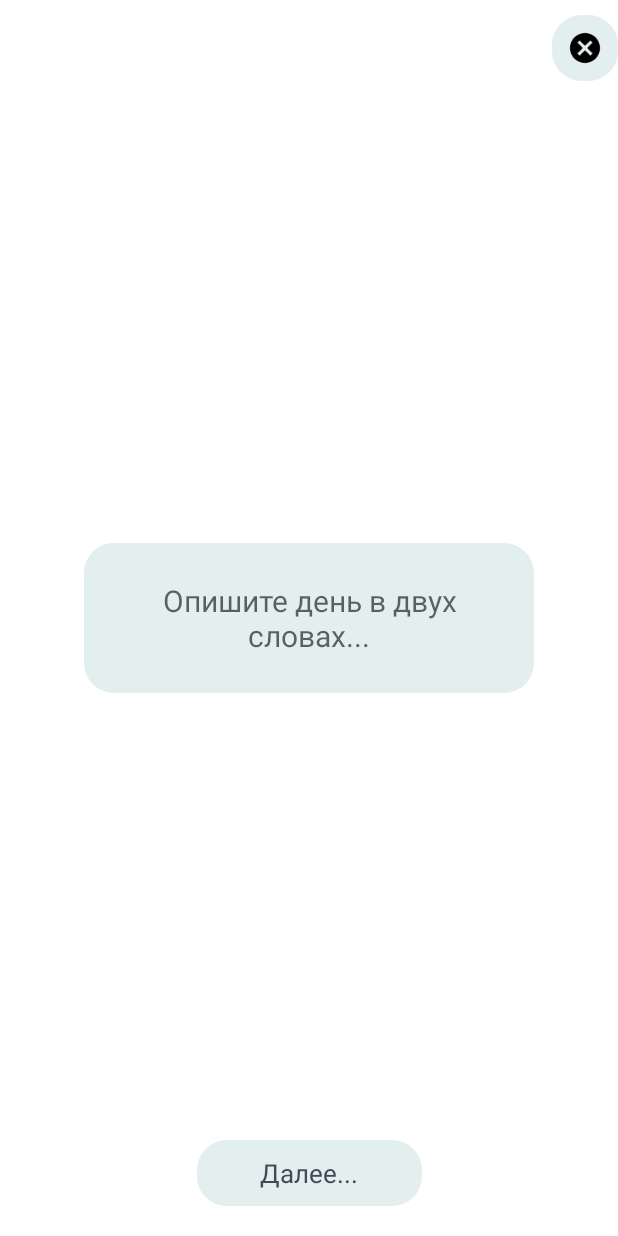
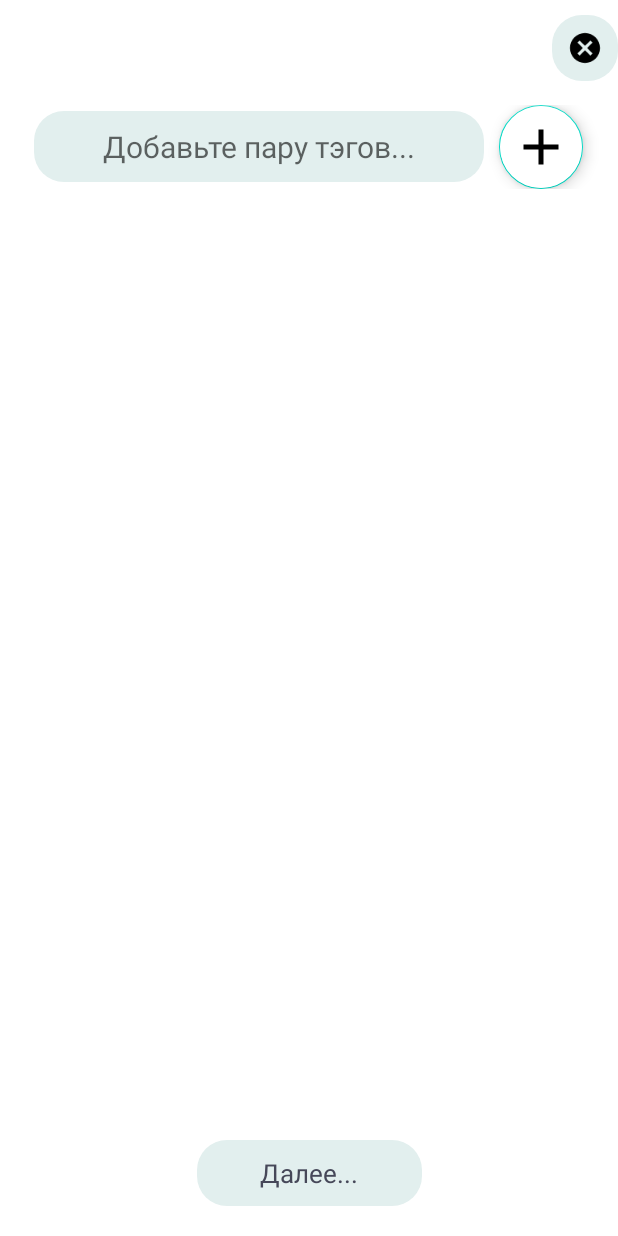
Before and after one commit to DumbProggers/IMDAYS, an Android app: the ChoiceNameDayActivity screen opened directly, with no data from a screen before it, after a tap on "Далее...", on a phone screen of 412 x 824 dp. Run offline under Robolectric (Android 15) with nearby library versions, the phone set to English and light mode, and no system bars.

Commit message:
add tags

```diff
--- a/app/src/main/AndroidManifest.xml
+++ b/app/src/main/AndroidManifest.xml
@@ -12,6 +12,9 @@
         android:supportsRtl="true"
         android:theme="@style/Theme.IMDAYSV2JAVA"
         tools:targetApi="31">
+        <activity
+            android:name=".structedDescriptionDay.ChoiceEmocionalScoreActivity"
+            android:exported="false" />
         <activity
             android:name=".structedDescriptionDay.ChoiceTagsActivity"
             android:exported="false" />
--- /dev/null
+++ b/app/src/main/java/com/example/imdaysv2java/TagAdapterArrayList.java
@@ -0,0 +1,51 @@
+package com.example.imdaysv2java;
+
+
+import android.content.Context;
+import android.view.LayoutInflater;
+import android.view.View;
+import android.view.ViewGroup;
+import android.widget.ArrayAdapter;
+import android.widget.TextView;
+import androidx.annotation.NonNull;
+import androidx.annotation.Nullable;
+
+import com.example.imdaysv2java.R;
+
+import java.util.List;
+
+public class TagAdapterArrayList extends ArrayAdapter<String> {
+
+    List<String> items_list;
+    int custom_layout_id;
+
+    public TagAdapterArrayList(@NonNull Context context, int resource, @NonNull List<String> objects) {
+        super(context, resource, objects);
+        items_list = objects;
+        custom_layout_id = resource;
+    }
+
+    @Override public int getCount() {
+        return items_list.size();
+    }
+
+    @NonNull
+    @Override
+    public View getView(int position, @Nullable View convertView, @NonNull ViewGroup parent) {
+        View v = convertView;
+        if (v == null) {
+            // getting reference to the main layout and initializing
+            LayoutInflater inflater = (LayoutInflater)getContext().getSystemService(Context.LAYOUT_INFLATER_SERVICE);
+            v = inflater.inflate(custom_layout_id, null);
+        }
+
+        // initializing the imageview and textview and setting data
+        TextView textView = v.findViewById(R.id.textViewTag);
+
+        // get the item using the  position param
+        String item = items_list.get(position);
+
+        textView.setText(item);
+        return v;
+    }
+}
--- a/app/src/main/java/com/example/imdaysv2java/structedDescriptionDay/ChoiceNameDayActivity.java
+++ b/app/src/main/java/com/example/imdaysv2java/structedDescriptionDay/ChoiceNameDayActivity.java
@@ -23,7 +23,6 @@ public class ChoiceNameDayActivity extends AppCompatActivity implements DefaultF
         super.onCreate(savedInstanceState);
         setContentView(R.layout.activity_choice_name_day);
         acceptDay();
-
     }
     @Override
     public void cloze(View view) throws IOException {
@@ -34,6 +33,9 @@ public class ChoiceNameDayActivity extends AppCompatActivity implements DefaultF
     public void next(View view) throws IOException, URISyntaxException {
         EditText editTextName = findViewById(R.id.day_character__name);
         day.setName(editTextName.getText().toString());
+        Intent intent = new Intent(this, ChoiceTagsActivity.class);
+        intent.putExtra("day",day);
+        startActivity(intent);
     }
     private void acceptDay(){
         Bundle bundle = getIntent().getExtras();
--- a/app/src/main/java/com/example/imdaysv2java/structedDescriptionDay/ChoiceTagsActivity.java
+++ b/app/src/main/java/com/example/imdaysv2java/structedDescriptionDay/ChoiceTagsActivity.java
@@ -2,15 +2,87 @@ package com.example.imdaysv2java.structedDescriptionDay;
 
 import androidx.appcompat.app.AppCompatActivity;
 
+import android.content.Intent;
 import android.os.Bundle;
+import android.view.View;
+import android.widget.AdapterView;
+import android.widget.EditText;
+import android.widget.GridView;
+import android.widget.Toast;
 
+import com.example.imdaysv2java.Day;
+import com.example.imdaysv2java.DefaultFuncion;
+import com.example.imdaysv2java.MainActivity;
 import com.example.imdaysv2java.R;
+import com.example.imdaysv2java.TagAdapterArrayList;
+import com.google.android.material.floatingactionbutton.FloatingActionButton;
 
-public class ChoiceTagsActivity extends AppCompatActivity {
+import java.io.IOException;
+import java.net.URISyntaxException;
+import java.util.ArrayList;
+import java.util.List;
+
+public class ChoiceTagsActivity extends AppCompatActivity implements DefaultFuncion {
+    Day day = new Day();
+    List<String> tags = new ArrayList<>();
 
     @Override
     protected void onCreate(Bundle savedInstanceState) {
         super.onCreate(savedInstanceState);
         setContentView(R.layout.activity_choice_tags);
+        acceptDay();
+        GridView countriesList = findViewById(R.id.gridview);
+        // создаем адаптер
+        TagAdapterArrayList adapter = new TagAdapterArrayList(this, R.layout.list_item_tag, tags);
+
+        countriesList.setAdapter(adapter);
+
+        AdapterView.OnItemClickListener itemListener = new AdapterView.OnItemClickListener() {
+
+            @Override
+            public void onItemClick(AdapterView<?> parent, View view, int position, long id) {
+                Toast.makeText(getApplicationContext(),"Вы выбрали "
+                                + parent.getItemAtPosition(position).toString(),
+                        Toast.LENGTH_SHORT).show();
+            }
+        };
+        countriesList.setOnItemClickListener(itemListener);
+
+        EditText tagEditText = findViewById(R.id.day_character__name);
+        FloatingActionButton addButton = findViewById(R.id.addTag);
+        addButton.setOnClickListener(new View.OnClickListener() {
+            @Override
+            public void onClick(View v) {
+                if(tagEditText.getText().toString().length()>=40){
+                    tagEditText.setError("Длина тега не может превыщать 40 символов");
+                }
+                else {
+                    tags.add(tagEditText.getText().toString());
+                    adapter.notifyDataSetChanged();
+                    tagEditText.setText("");
+                }
+            }
+        });
+    }
+    private void acceptDay(){
+        Bundle bundle = getIntent().getExtras();
+        if(bundle!=null){
+            day = (Day) getIntent().getSerializableExtra("day");
+            System.out.print(day.getInfo()+"INFO");
+        }
+    }
+
+    @Override
+    public void cloze(View view) throws IOException {
+        Intent intent = new Intent(this, MainActivity.class);
+        startActivity(intent);
+    }
+
+    @Override
+    public void next(View view) throws IOException, URISyntaxException {
+        day.setTags(tags);
+        Intent intent = new Intent(this, ChoiceTagsActivity.class);
+        intent.putExtra("day",day);
+        startActivity(intent);
     }
 }
--- a/app/src/main/res/layout/activity_choice_tags.xml
+++ b/app/src/main/res/layout/activity_choice_tags.xml
@@ -1,9 +1,82 @@
 <?xml version="1.0" encoding="utf-8"?>
 <androidx.constraintlayout.widget.ConstraintLayout xmlns:android="http://schemas.android.com/apk/res/android"
-    xmlns:app="http://schemas.android.com/apk/res-auto"
     xmlns:tools="http://schemas.android.com/tools"
     android:layout_width="match_parent"
     android:layout_height="match_parent"
-    tools:context=".structedDescriptionDay.ChoiceTagsActivity">
+    xmlns:app="http://schemas.android.com/apk/res-auto">
+
+
+    <LinearLayout
+        android:id="@+id/linearLayout"
+        android:layout_width="match_parent"
+        android:layout_height="wrap_content"
+        android:layout_marginTop="70dp"
+        android:gravity="center"
+        app:layout_constraintEnd_toEndOf="parent"
+        app:layout_constraintStart_toStartOf="parent"
+        app:layout_constraintTop_toTopOf="parent">
+
+        <EditText
+            android:id="@+id/day_character__name"
+            android:layout_width="300dp"
+            android:layout_height="wrap_content"
+            android:background="@drawable/button_style"
+            android:gravity="center"
+            android:hint="Добавьте пару тэгов..."
+            android:maxHeight="480dp"
+            android:textSize="20sp"
+            app:layout_constraintEnd_toEndOf="parent"
+            app:layout_constraintStart_toStartOf="parent"
+            app:layout_constraintTop_toTopOf="parent" />
+
+        <com.google.android.material.floatingactionbutton.FloatingActionButton
+            android:id="@+id/addTag"
+            android:layout_width="wrap_content"
+            android:layout_height="wrap_content"
+            android:layout_marginStart="10dp"
+            android:backgroundTint="@color/white"
+            android:contentDescription="TODO"
+            android:scaleType="centerCrop"
+            android:src="@drawable/baseline_add_24"
+            app:layout_anchor="@+id/bottomAppBar"
+            app:layout_anchorGravity="top|center"
+            app:maxImageSize="40dp"
+            app:tint="@color/black" />
+    </LinearLayout>
+
+    <GridView
+        android:id="@+id/gridview"
+        android:layout_width="0dp"
+        android:layout_height="0dp"
+        android:horizontalSpacing="10dp"
+        android:numColumns="auto_fit"
+        android:stretchMode="columnWidth"
+        android:verticalSpacing="10dp"
+        android:layout_marginStart="15dp"
+        android:layout_marginEnd="15dp"
+        android:layout_marginTop="40dp"
+
+
+        app:layout_constraintBottom_toTopOf="@+id/include"
+        app:layout_constraintEnd_toEndOf="parent"
+        app:layout_constraintStart_toStartOf="parent"
+        app:layout_constraintTop_toBottomOf="@+id/linearLayout" />
+
+    <include
+        android:id="@+id/include"
+        layout="@layout/button_next_activity"
+        android:layout_width="wrap_content"
+        android:layout_height="wrap_content"
+        android:layout_marginBottom="10dp"
+        app:layout_constraintBottom_toBottomOf="parent"
+        app:layout_constraintEnd_toEndOf="parent"
+        app:layout_constraintStart_toStartOf="parent" />
+
+    <include
+        layout="@layout/button_close_activity"
+        android:layout_width="wrap_content"
+        android:layout_height="wrap_content"
+        app:layout_constraintEnd_toEndOf="parent"
+        app:layout_constraintTop_toTopOf="parent" />
 
 </androidx.constraintlayout.widget.ConstraintLayout>
```
Also changed, not shown: app/src/main/java/com/example/imdaysv2java/Day.java (+12 -0 lines), app/src/main/java/com/example/imdaysv2java/structedDescriptionDay/ChoiceEmocionalScoreActivity.java (added, +16 -0 lines), app/src/main/res/layout/activity_choice_emocional_score.xml (added, +9 -0 lines), app/src/main/res/layout/list_item_tag.xml (added, +25 -0 lines).
